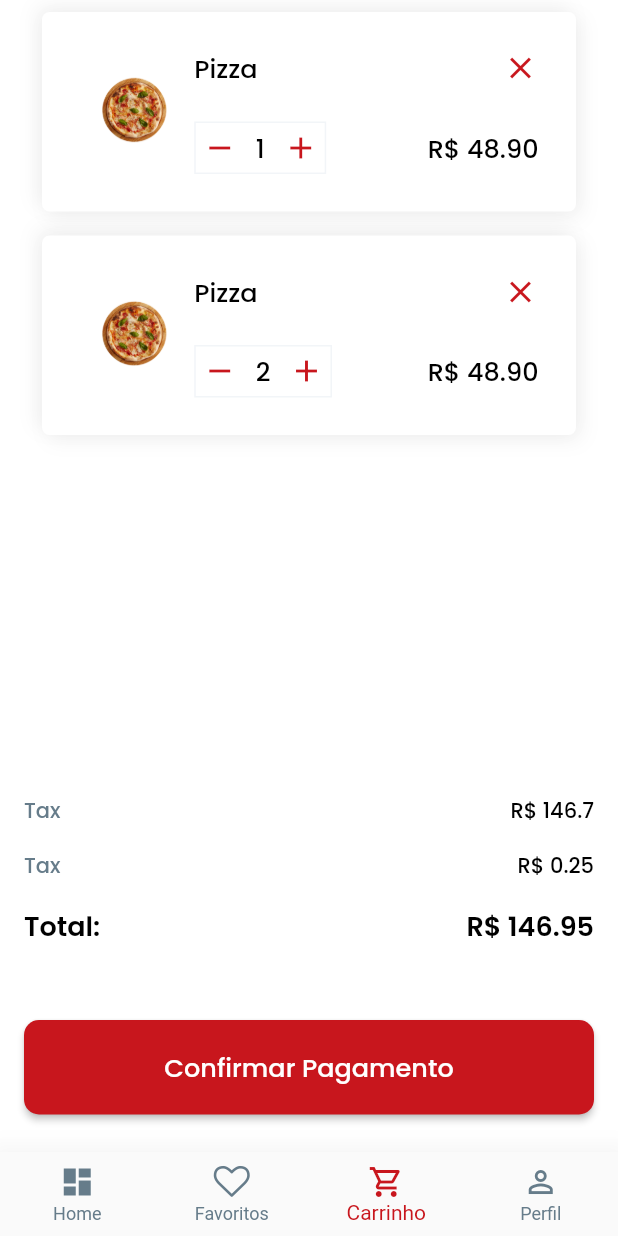
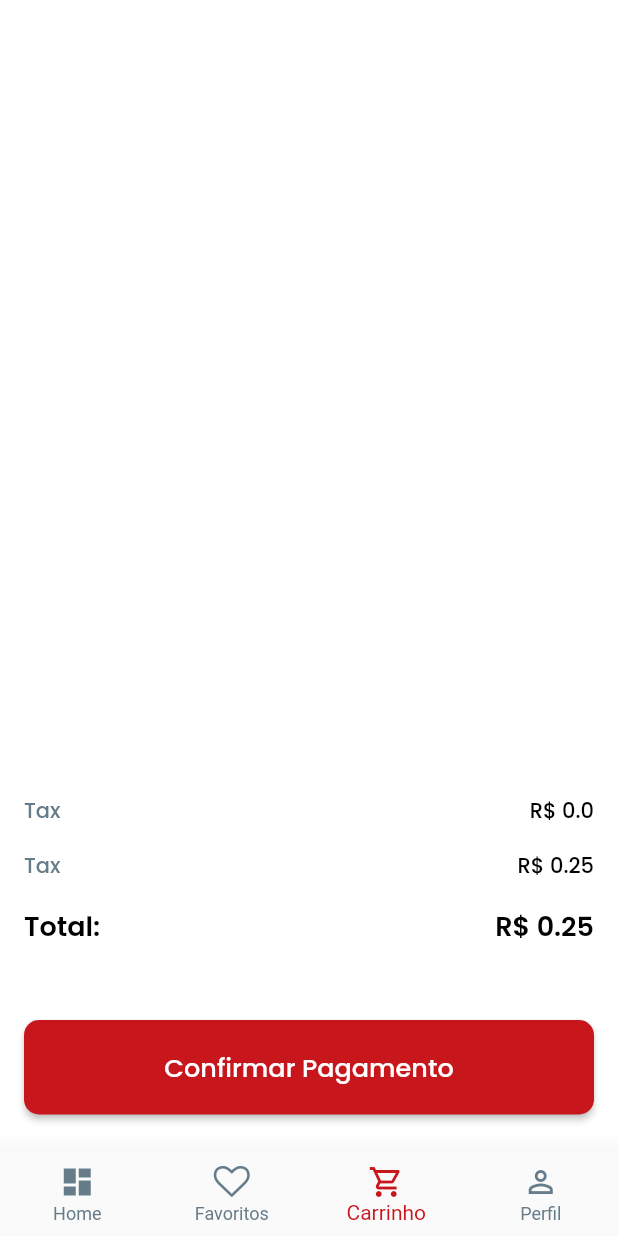
Before and after one commit to crislainesc/FOOD_APP, a Flutter app: the screen it shows after launch, swiped to page 3, on a phone screen of 412 x 824 dp. Run offline on Flutter 3.47's test engine with Material 2 defaults, Android fonts, the phone set to English and light mode, and no system bars; our stand-ins replace google_fonts.

Commit message:
Atividade Flutter

```diff
--- a/lib/screens/cart/cart_controller.dart
+++ b/lib/screens/cart/cart_controller.dart
@@ -1,5 +1,4 @@
 import 'package:flutter/cupertino.dart';
-import 'package:food_app/core/app_image.dart';
 import 'package:food_app/models/product.dart';
 
 class CartController {
@@ -19,20 +18,7 @@ class CartController {
     this.total = this.subTotal;
   }
 
-  final listProductsNotfier = ValueNotifier<List<Product>>([
-    Product(
-        name: "Pizza",
-        description: "4 queijos",
-        price: 48.9,
-        imageUrl: AppImage.pizza,
-        favorite: false),
-    Product(
-        name: "Pizza",
-        description: "4 queijos",
-        price: 48.9,
-        imageUrl: AppImage.pizza,
-        favorite: false),
-  ]);
+  final listProductsNotfier = ValueNotifier<List<Product>>([]);
   List<Product> get products => listProductsNotfier.value;
 
   void addProduct({required Product product, int quantity = 1}) {
@@ -46,9 +32,7 @@ class CartController {
   }
 
   // quantidades
-  final quantitiesNotifier = <ValueNotifier<int>>[
-
-  ];
+  final quantitiesNotifier = <ValueNotifier<int>>[];
 
   void addQuantity({required qtd}) {
     final vn = ValueNotifier<int>(qtd);
--- a/lib/screens/cart/cart_screen.dart
+++ b/lib/screens/cart/cart_screen.dart
@@ -1,5 +1,4 @@
 import 'package:flutter/material.dart';
-import 'package:food_app/core/app_image.dart';
 import 'package:food_app/core/app_text_styles.dart';
 import 'package:food_app/models/product.dart';
 import 'package:food_app/screens/cart/cart_controller.dart';
@@ -9,23 +8,6 @@ import 'package:food_app/screens/cart/widgets/item_widget.dart';
 import 'package:provider/provider.dart';
 
 class CartScreen extends StatelessWidget {
-  final productCart = [
-    {
-      "name": "Burgers",
-      "price": 23.00,
-      "description":
-          "A signature flame-grilled chicken patty topped with smoked beef",
-      "imageUrl": AppImage.beefBurger,
-    },
-    {
-      "name": "Burgers",
-      "price": 16.00,
-      "description":
-          "A signature flame-grilled chicken patty topped with smoked beef",
-      "imageUrl": AppImage.beefBurger,
-    },
-  ];
-
   late CartController controller;
 
   @override
--- a/lib/screens/favorites/favorites_controller.dart
+++ b/lib/screens/favorites/favorites_controller.dart
@@ -1,23 +1,8 @@
 import 'package:flutter/cupertino.dart';
-import 'package:food_app/core/app_image.dart';
 import 'package:food_app/models/product.dart';
 
 class FavoritesController {
-
-  final listFavoritesProductsNotifier = ValueNotifier<List<Product>>([
-    Product(
-        name: "Bolo",
-        description: "4 queijos",
-        price: 48.9,
-        imageUrl: AppImage.cake,
-        favorite: true),
-    Product(
-        name: "Pizza",
-        description: "4 queijos",
-        price: 48.9,
-        imageUrl: AppImage.pizza,
-        favorite: true)
-  ]);
+  final listFavoritesProductsNotifier = ValueNotifier<List<Product>>([]);
   List<Product> get favoriteProducts => listFavoritesProductsNotifier.value;
 
   void addFavoriteProduct({required Product product}) {
@@ -28,7 +13,7 @@ class FavoritesController {
     favoriteProducts.removeAt(index);
   }
 
-  void removeFavoriteProductId({required id}){
+  void removeFavoriteProductId({required id}) {
     favoriteProducts.remove(id);
   }
 }
--- a/lib/screens/favorites/favorites_screen.dart
+++ b/lib/screens/favorites/favorites_screen.dart
@@ -2,7 +2,6 @@ import 'package:flutter/material.dart';
 import 'package:food_app/models/product.dart';
 import 'package:food_app/screens/favorites/favorites_controller.dart';
 import 'package:food_app/screens/favorites/widgets/card_favorites_widget.dart';
-import 'package:food_app/screens/order/order_screen.dart';
 import 'package:provider/provider.dart';
 
 class FavoritesScreen extends StatefulWidget {
@@ -34,21 +33,9 @@ class _FavoritesScreenState extends State<FavoritesScreen> {
                               title: product.name,
                               image: product.imageUrl,
                               price: product.price,
-                              onTap: () {
-                                print("on tap");
-                                Navigator.push(
-                                  context,
-                                  MaterialPageRoute(
-                                    builder: (context) => OrderScreen(
-                                      product: product,
-                                    ),
-                                  ),
-                                );
-                              },
                               description: product.description,
                               onRemoveFavoriteProduct: () {
                                 controller.removeFavoriteProduct(index: index);
-                                print("removeu");
                                 product.favorite = false;
                                 setState(() {
                                   _FavoritesScreenState();
--- a/lib/screens/favorites/widgets/card_favorites_widget.dart
+++ b/lib/screens/favorites/widgets/card_favorites_widget.dart
@@ -42,7 +42,7 @@ class CardFavoritesWidget extends StatelessWidget {
             spreadRadius: 0,
             blurRadius: 10,
             offset: Offset(4, 4), // changes position of shadow
-          )
+          ),
         ],
       ),
       child: Row(
--- a/lib/screens/order/order_screen.dart
+++ b/lib/screens/order/order_screen.dart
@@ -68,8 +68,6 @@ class _OrderScreenState extends State<OrderScreen> {
                                         .removeFavoriteProductId(
                                             id: widget.product);
                                     widget.product.favorite = false;
-                                    print("desfavoritou");
-                                    print(widget.product.name);
                                     setState(() {
                                       _OrderScreenState();
                                     });
@@ -86,7 +84,6 @@ class _OrderScreenState extends State<OrderScreen> {
                                           product: widget.product);
 
                                   widget.product.favorite = true;
-                                  print("favoritou");
                                   print(widget.product.name);
                                   setState(() {
                                     _OrderScreenState();
```
